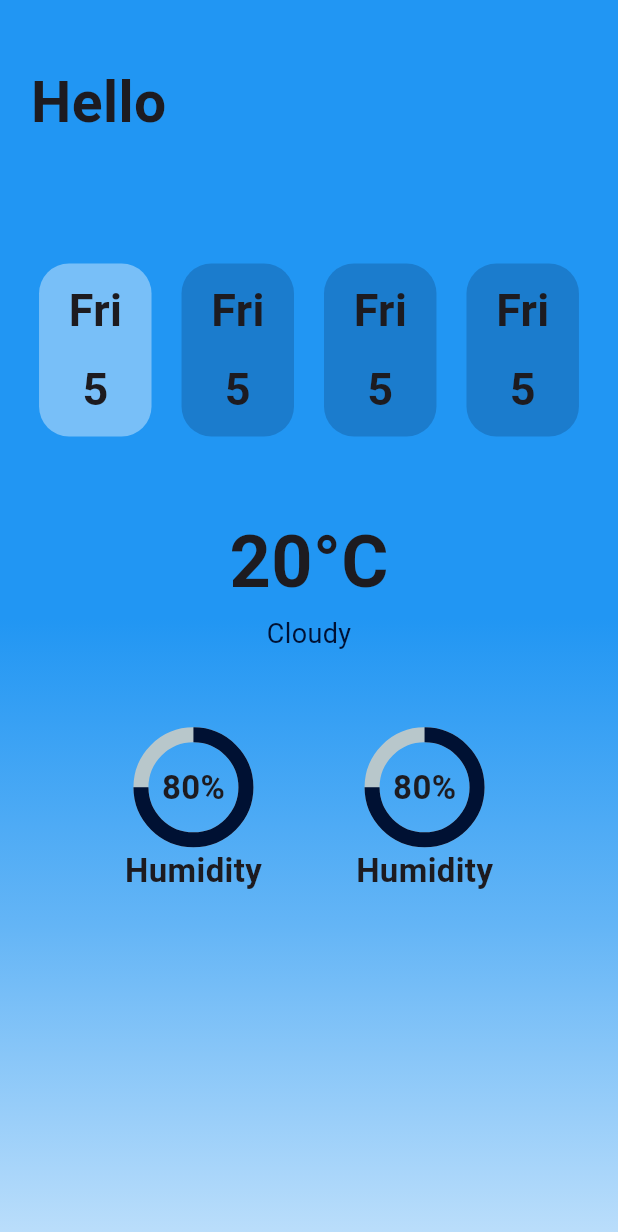
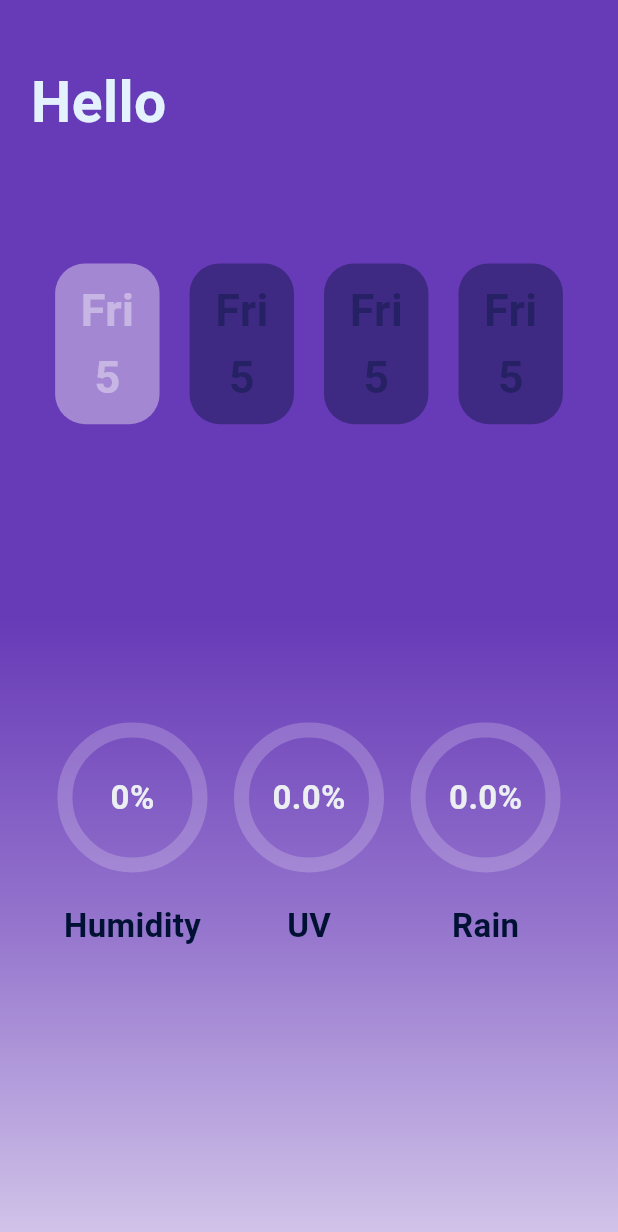
Before and after one commit to ahmed-ehab-m/AtmoSmart, a Flutter app: the screen it shows after launch, on a phone screen of 412 x 824 dp. Shown: the top 1232 px of the screen. Run offline on Flutter 3.47's test engine with Material 3 defaults, Android fonts, the phone set to English and light mode, and no system bars; drawn by our look-alikes of percent_indicator; our stand-ins replace bloc, dartz, dio, firebase_auth, firebase_core, flutter_bloc and 3 more; accounts and stored records are empty; network calls fail.

Commit message:
refactor UI && get current Weather

```diff
--- a/lib/core/styles/text_styles.dart
+++ b/lib/core/styles/text_styles.dart
@@ -2,6 +2,10 @@ import 'package:ai_weather/core/utils/constants.dart';
 import 'package:flutter/material.dart';
 
 class AppTextStyles {
+  static TextStyle textStyle48 = const TextStyle(
+    fontSize: 48,
+    fontWeight: FontWeight.bold,
+  );
   static TextStyle textStyle38 = const TextStyle(
     fontSize: 38,
     fontWeight: FontWeight.bold,
--- a/lib/features/home/data/data_resource/remote_data_resource.dart
+++ b/lib/features/home/data/data_resource/remote_data_resource.dart
@@ -5,7 +5,7 @@ import 'package:dio/dio.dart';
 
 class RemoteDataResource {
   final WeatherApiService weatherApiService;
-  RemoteDataResource({required this.weatherApiService});
+  RemoteDataResource(this.weatherApiService);
   final String apiKey = 'b349537498bf45eb92d174825251702';
   final String baseUrl = 'https://api.weatherapi.com/v1/';
   Future<WeatherModel> getCurrentWeather({required String city}) async {
--- a/lib/features/home/data/models/weather_model.dart
+++ b/lib/features/home/data/models/weather_model.dart
@@ -1,13 +1,34 @@
+import 'package:ai_weather/features/home/domain/entities/weather_entity.dart';
+import 'package:flutter/material.dart';
+
 class WeatherModel {
   final double temp;
-  final String humidity;
+  final int humidity;
   final String condition;
+  final double uv;
+  final double rain;
   WeatherModel(
-      {required this.condition, required this.temp, required this.humidity});
+      {required this.uv,
+      required this.condition,
+      required this.temp,
+      required this.humidity,
+      required this.rain});
 
   factory WeatherModel.fromJson(Map<String, dynamic> json) => WeatherModel(
         temp: json['current']['temp_c'].toDouble(),
-        humidity: json['humidity'].toString(),
+        humidity: json['current']['humidity'],
         condition: json['current']['condition']['text'],
+        uv: json['current']['uv'],
+        rain: json['current']['precip_mm'],
       );
+
+  WeatherEntity toEntity() {
+    return WeatherEntity(
+      rain: rain,
+      temp: temp,
+      humidity: humidity,
+      condition: condition,
+      uv: uv,
+    );
+  }
 }
--- /dev/null
+++ b/lib/features/home/domain/entities/weather_entity.dart
@@ -0,0 +1,14 @@
+class WeatherEntity {
+  final double temp;
+  final int humidity;
+  final String condition;
+  final double uv;
+  final double rain;
+
+  WeatherEntity(
+      {required this.rain,
+      required this.uv,
+      required this.condition,
+      required this.temp,
+      required this.humidity});
+}
--- /dev/null
+++ b/lib/features/home/presentation/controller/weather_cubit/weather_cubit.dart
@@ -0,0 +1,31 @@
+import 'package:ai_weather/features/home/domain/entities/weather_entity.dart';
+import 'package:ai_weather/features/home/domain/use_cases/get_current_weather_usecase.dart';
+import 'package:ai_weather/features/home/domain/use_cases/get_forecase_weather_usecase.dart';
+import 'package:bloc/bloc.dart';
+import 'package:meta/meta.dart';
+
+part 'weather_state.dart';
+
+class WeatherCubit extends Cubit<WeatherState> {
+  WeatherCubit(this.getCurrentWeatherUseCase, this.getForecaseWeatherUseCase)
+      : super(GetWeatherInitial());
+  final GetCurrentWeatherUseCase getCurrentWeatherUseCase;
+  final GetForecastWeatherUseCase getForecaseWeatherUseCase;
+
+  Future<WeatherEntity?>? getCurrentWeather(String city) async {
+    emit(GetWeatherLoading());
+    final failureOrWeather = await getCurrentWeatherUseCase(city: city);
+    failureOrWeather.fold(
+        (failure) => emit(GetWeatherFailure(message: failure.message)),
+        (weather) => emit(GetWeatherSuccess(weatherEntity: weather)));
+  }
+
+  /////////////////////////
+  Future<WeatherEntity?>? getForeCastWeather(String city) async {
+    emit(GetWeatherLoading());
+    final failureOrWeather = await getForecaseWeatherUseCase(city: city);
+    failureOrWeather.fold(
+        (failure) => emit(GetWeatherFailure(message: failure.message)),
+        (weather) => emit(GetWeatherSuccess(weatherEntity: weather)));
+  }
+}
--- /dev/null
+++ b/lib/features/home/presentation/controller/weather_cubit/weather_state.dart
@@ -0,0 +1,18 @@
+part of 'weather_cubit.dart';
+
+@immutable
+sealed class WeatherState {}
+
+final class GetWeatherInitial extends WeatherState {}
+
+final class GetWeatherLoading extends WeatherState {}
+
+final class GetWeatherSuccess extends WeatherState {
+  final WeatherEntity weatherEntity;
+  GetWeatherSuccess({required this.weatherEntity});
+}
+
+final class GetWeatherFailure extends WeatherState {
+  final String message;
+  GetWeatherFailure({required this.message});
+}
--- a/lib/features/home/presentation/views/widgets/details_item.dart
+++ b/lib/features/home/presentation/views/widgets/details_item.dart
@@ -4,25 +4,36 @@ import 'package:flutter/material.dart';
 import 'package:percent_indicator/circular_percent_indicator.dart';
 
 class DetailsItem extends StatelessWidget {
-  const DetailsItem({super.key, required this.type, required this.value});
+  const DetailsItem(
+      {super.key,
+      required this.type,
+      required this.value,
+      required this.color});
   final String type;
-  final String value;
+  final dynamic value;
+  final Color color;
+
   @override
   Widget build(BuildContext context) {
     return Column(
+      spacing: 20,
       children: [
         CircularPercentIndicator(
-          radius: 40.0,
+          backgroundColor: Colors.white.withAlpha(50),
+          radius: 50.0,
           lineWidth: 10.0,
-          percent: 0.75,
+          percent: value.toDouble() / 100,
           center: Text(
-            "$value",
-            style: AppTextStyles.textStyle22,
+            "$value%",
+            style: AppTextStyles.textStyle22.copyWith(color: color),
           ),
           progressColor: kPrimaryColor,
         ),
         // Text(value, style: AppTextStyles.textStyle38),
-        Text(type, style: AppTextStyles.textStyle22),
+        Text(
+          type,
+          style: AppTextStyles.textStyle22.copyWith(color: kPrimaryColor),
+        ),
       ],
     );
   }
--- a/lib/features/home/presentation/views/widgets/forcast_day_item.dart
+++ b/lib/features/home/presentation/views/widgets/forcast_day_item.dart
@@ -1,6 +1,6 @@
 import 'package:flutter/material.dart';
 
-class ForcastDayItem extends StatefulWidget {
+class ForcastDayItem extends StatelessWidget {
   const ForcastDayItem({
     super.key,
     required this.color,
@@ -8,33 +8,30 @@ class ForcastDayItem extends StatefulWidget {
   final Color color;
 
   @override
-  State<ForcastDayItem> createState() => _ForcastDayItemState();
-}
-
-class _ForcastDayItemState extends State<ForcastDayItem> {
-  @override
   Widget build(BuildContext context) {
     return AspectRatio(
       aspectRatio: 2.6 / 4,
       child: Container(
         padding: const EdgeInsets.all(10),
         decoration: BoxDecoration(
-          color: widget.color,
+          color: color,
           // color: isSelected
           //     ? Colors.white.withAlpha(100)
           //     : kPrimaryColor.withValues(alpha: 0.05),
           borderRadius: BorderRadius.circular(20),
         ),
-        child: const Column(
+        child: Column(
           children: [
             Text(
               'Fri',
-              style: TextStyle(fontSize: 30, fontWeight: FontWeight.bold),
+              style: TextStyle(
+                  fontSize: 30, fontWeight: FontWeight.bold, color: color),
             ),
             Spacer(),
             Text(
               '5',
-              style: TextStyle(fontSize: 30, fontWeight: FontWeight.bold),
+              style: TextStyle(
+                  fontSize: 30, fontWeight: FontWeight.bold, color: color),
             )
           ],
         ),
--- a/lib/features/home/presentation/views/widgets/forcast_days_list.dart
+++ b/lib/features/home/presentation/views/widgets/forcast_days_list.dart
@@ -16,7 +16,7 @@ class _ForcastDaysListState extends State<ForcastDaysList> {
   @override
   Widget build(BuildContext context) {
     return SizedBox(
-      height: ScreenSizeHelper(context).screenHeight * 0.14,
+      height: ScreenSizeHelper(context).screenHeight * 0.13,
       child: Center(
         child: ListView.separated(
           shrinkWrap: true,
@@ -34,7 +34,7 @@ class _ForcastDaysListState extends State<ForcastDaysList> {
             child: ForcastDayItem(
                 color: isSelected == index
                     ? Colors.white.withAlpha(100)
-                    : kPrimaryColor.withAlpha(50)),
+                    : kPrimaryColor.withAlpha(100)),
           ),
         ),
       ),
--- a/lib/features/home/presentation/views/widgets/home_view_body.dart
+++ b/lib/features/home/presentation/views/widgets/home_view_body.dart
@@ -1,11 +1,15 @@
 import 'package:ai_weather/core/di/dependency_injection.dart';
 import 'package:ai_weather/core/helper/cache_helper.dart';
+import 'package:ai_weather/core/helper/functions/custom_snack_bar.dart';
 import 'package:ai_weather/core/helper/screen_size_helper.dart';
+import 'package:ai_weather/features/home/domain/entities/weather_entity.dart';
+import 'package:ai_weather/features/home/presentation/controller/weather_cubit/weather_cubit.dart';
 import 'package:ai_weather/features/home/presentation/views/widgets/forcast_days_list.dart';
 import 'package:ai_weather/features/home/presentation/views/widgets/details_item.dart';
 import 'package:ai_weather/features/home/presentation/views/widgets/temperture_item.dart';
 import 'package:ai_weather/features/home/presentation/views/widgets/welcome_message.dart';
 import 'package:flutter/material.dart';
+import 'package:flutter_bloc/flutter_bloc.dart';
 
 class HomeViewBody extends StatefulWidget {
   const HomeViewBody({super.key});
@@ -16,10 +20,12 @@ class HomeViewBody extends StatefulWidget {
 
 class _HomeViewBodyState extends State<HomeViewBody> {
   String userName = "";
+  WeatherEntity? weather;
   @override
   void initState() {
     super.initState();
     getData();
+    BlocProvider.of<WeatherCubit>(context).getCurrentWeather('Egypt');
   }
 
   Future<void> getData() async {
@@ -98,13 +104,27 @@ class _HomeViewBodyState extends State<HomeViewBody> {
   Widget build(BuildContext context) {
     final screenSizeHelper = ScreenSizeHelper(context);
 
+    return BlocConsumer<WeatherCubit, WeatherState>(
+      listener: (context, state) {
+        if (state is GetWeatherLoading) {
+          showSnackBar(context,
+              message: 'Loading...', color: Colors.lightGreen);
+        }
+        if (state is GetWeatherFailure) {
+          showSnackBar(context, message: state.message, color: Colors.red);
+        }
+        if (state is GetWeatherSuccess) {
+          weather = state.weatherEntity;
+        }
+      },
+      builder: (context, state) {
         return Container(
           decoration: BoxDecoration(
             gradient: LinearGradient(
               colors: [
-            getThemeColor('Thundery outbreaks 4'),
-            getThemeColor('Thundery outbreaks 3564')[300]!,
-            getThemeColor('Thundery outbreaks 11')[100]!,
+                getThemeColor('Thundery outbreaks possible'),
+                getThemeColor('Thundery outbreaks possible')[300]!,
+                getThemeColor('Thundery outbreaks possible')[100]!,
               ],
               begin: Alignment.center,
               end: Alignment.bottomCenter,
@@ -119,23 +139,34 @@ class _HomeViewBodyState extends State<HomeViewBody> {
               spacing: screenSizeHelper.screenHeight * 0.06,
               crossAxisAlignment: CrossAxisAlignment.start,
               children: [
-            WelcomeMessage(userName: userName),
+                WelcomeMessage(
+                  userName: userName,
+                  color: getThemeColor('Blowing snow1')[50]!,
+                ),
                 const ForcastDaysList(),
-            const Center(
-                child: const TempertureItem(
-              temp: '20°C',
-              type: 'Cloudy',
+                Center(
+                    child: TempertureItem(
+                  color: getThemeColor('Blowing snow')[50]!,
+                  temp: weather?.temp.truncate().toString() ?? '',
+                  type: weather?.condition.toString() ?? '',
                 )),
-            const Row(
+                Row(
                   mainAxisAlignment: MainAxisAlignment.spaceEvenly,
                   children: [
                     DetailsItem(
+                      color: getThemeColor('Blowing snow')[50]!,
                       type: 'Humidity',
-                  value: '80%',
+                      value: weather?.humidity ?? 0,
                     ),
                     DetailsItem(
-                  type: 'Humidity',
-                  value: '80%',
+                      color: getThemeColor('Blowing snow')[50]!,
+                      type: 'UV',
+                      value: weather?.uv ?? 0,
+                    ),
+                    DetailsItem(
+                      color: getThemeColor('Blowing snow')[50]!,
+                      type: 'Rain',
+                      value: weather?.rain ?? 0,
                     ),
                   ],
                 ),
@@ -143,5 +174,7 @@ class _HomeViewBodyState extends State<HomeViewBody> {
             ),
           ),
         );
+      },
+    );
   }
 }
--- a/lib/features/home/presentation/views/widgets/welcome_message.dart
+++ b/lib/features/home/presentation/views/widgets/welcome_message.dart
@@ -3,16 +3,18 @@ import 'package:ai_weather/core/utils/constants.dart';
 import 'package:flutter/material.dart';
 
 class WelcomeMessage extends StatelessWidget {
-  const WelcomeMessage({super.key, required this.userName});
+  const WelcomeMessage(
+      {super.key, required this.userName, required this.color});
   final String userName;
+  final Color color;
   @override
   Widget build(BuildContext context) {
     return Column(crossAxisAlignment: CrossAxisAlignment.start, children: [
-      Text('Hello', style: AppTextStyles.textStyle38),
+      Text('Hello', style: AppTextStyles.textStyle38.copyWith(color: color)),
       Text(
         userName,
         style: AppTextStyles.textStyle22
-            .copyWith(fontWeight: FontWeight.normal, color: Colors.white),
+            .copyWith(fontWeight: FontWeight.normal, color: color),
       )
     ]);
   }
--- a/lib/main.dart
+++ b/lib/main.dart
@@ -1,6 +1,7 @@
 import 'package:ai_weather/core/app_router/app_router.dart';
 import 'package:ai_weather/core/di/dependency_injection.dart';
 import 'package:ai_weather/features/auth/presentation/controller/auth_cubit/auth_cubit.dart';
+import 'package:ai_weather/features/home/presentation/controller/weather_cubit/weather_cubit.dart';
 import 'package:ai_weather/firebase_options.dart';
 import 'package:firebase_core/firebase_core.dart';
 import 'package:flutter/material.dart';
@@ -21,8 +22,15 @@
 
   @override
   Widget build(BuildContext context) {
-    return BlocProvider(
-      create: (context) => sl<AuthCubit>(),
+    return MultiBlocProvider(
+      providers: [
+        BlocProvider(
+          create: (context) => sl<AuthCubit>(),
+        ),
+        BlocProvider(
+          create: (context) => sl<WeatherCubit>(),
+        ),
+      ],
       child: MaterialApp.router(
         debugShowCheckedModeBanner: false,
         routerConfig: AppRouter.router,
```
Also changed, not shown: lib/core/di/dependency_injection.dart (+27 -1 lines), lib/core/network/api_service.dart (+1 -18 lines), lib/features/home/data/repositries/remote_data_resource_impl.dart (added, +35 -0 lines), lib/features/home/domain/repo_interface/weather_repositry.dart (added, +10 -0 lines), lib/features/home/domain/use_cases/get_current_weather_usecase.dart (added, +17 -0 lines), lib/features/home/domain/use_cases/get_forecase_weather_usecase.dart (added, +17 -0 lines), lib/features/home/presentation/views/widgets/temperture_item.dart (+15 -3 lines). Lines whose indentation alone changed are shown as unchanged.
